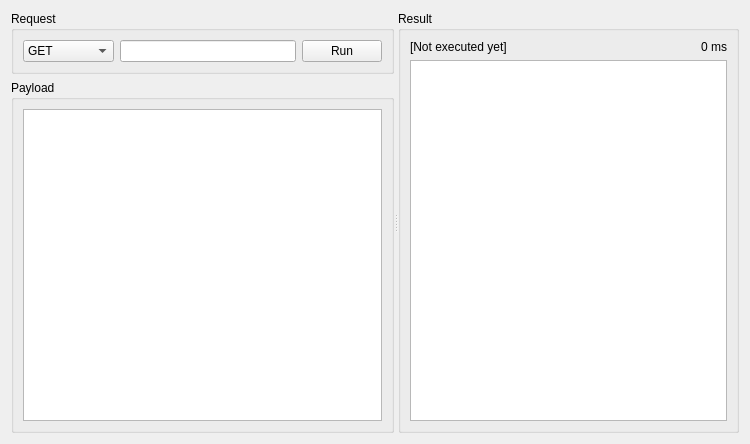
Old version of the form src/CRequestGUI.ui in the repository ArsMasiuk/bootsmann.
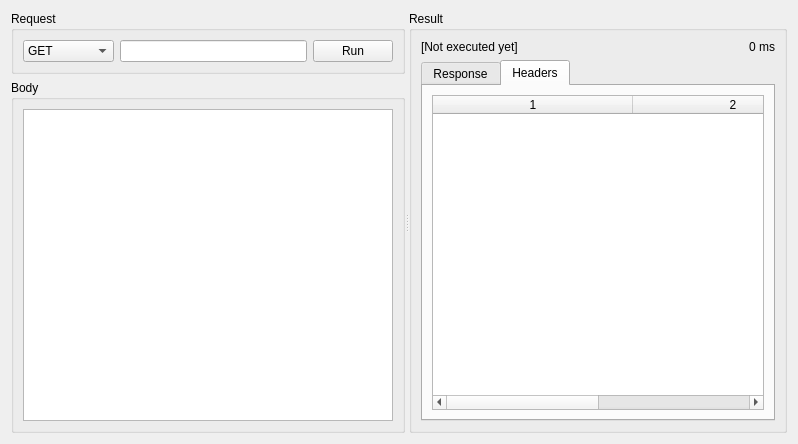
New version of the form.

Commit message: response headers output

The edit to the form file:
```diff
--- a/src/CRequestGUI.ui
+++ b/src/CRequestGUI.ui
@@ -6,7 +6,7 @@
    <rect>
     <x>0</x>
     <y>0</y>
-    <width>750</width>
+    <width>798</width>
     <height>444</height>
    </rect>
   </property>
@@ -23,12 +23,6 @@
       <layout class="QVBoxLayout" name="verticalLayout_3">
        <item>
         <widget class="QGroupBox" name="RequestGB">
-         <property name="sizePolicy">
-          <sizepolicy hsizetype="MinimumExpanding" vsizetype="Preferred">
-           <horstretch>1</horstretch>
-           <verstretch>0</verstretch>
-          </sizepolicy>
-         </property>
          <property name="title">
           <string>Request</string>
          </property>
@@ -112,14 +106,8 @@
        </item>
        <item>
         <widget class="QGroupBox" name="InputGB">
-         <property name="sizePolicy">
-          <sizepolicy hsizetype="MinimumExpanding" vsizetype="Preferred">
-           <horstretch>1</horstretch>
-           <verstretch>0</verstretch>
-          </sizepolicy>
-         </property>
          <property name="title">
-          <string>Payload</string>
+          <string>Body</string>
          </property>
          <layout class="QVBoxLayout" name="verticalLayout">
           <item>
@@ -169,7 +157,61 @@
         </layout>
        </item>
        <item>
-        <widget class="QPlainTextEdit" name="OutputText"/>
+        <widget class="QTabWidget" name="ResultTabs">
+         <property name="currentIndex">
+          <number>1</number>
+         </property>
+         <widget class="QWidget" name="ResponseTab">
+          <attribute name="title">
+           <string>Response</string>
+          </attribute>
+          <layout class="QVBoxLayout" name="verticalLayout_4">
+           <item>
+            <widget class="QPlainTextEdit" name="ResponseBody"/>
+           </item>
+          </layout>
+         </widget>
+         <widget class="QWidget" name="HeadersTab">
+          <attribute name="title">
+           <string>Headers</string>
+          </attribute>
+          <layout class="QVBoxLayout" name="verticalLayout_5">
+           <item>
+            <widget class="QTableWidget" name="ResponseHeaders">
+             <property name="editTriggers">
+              <set>QAbstractItemView::NoEditTriggers</set>
+             </property>
+             <property name="showDropIndicator" stdset="0">
+              <bool>false</bool>
+             </property>
+             <property name="dragDropOverwriteMode">
+              <bool>false</bool>
+             </property>
+             <property name="selectionMode">
+              <enum>QAbstractItemView::SingleSelection</enum>
+             </property>
+             <property name="selectionBehavior">
+              <enum>QAbstractItemView::SelectRows</enum>
+             </property>
+             <property name="columnCount">
+              <number>2</number>
+             </property>
+             <attribute name="horizontalHeaderCascadingSectionResizes">
+              <bool>true</bool>
+             </attribute>
+             <attribute name="horizontalHeaderDefaultSectionSize">
+              <number>200</number>
+             </attribute>
+             <attribute name="horizontalHeaderStretchLastSection">
+              <bool>true</bool>
+             </attribute>
+             <column/>
+             <column/>
+            </widget>
+           </item>
+          </layout>
+         </widget>
+        </widget>
        </item>
       </layout>
      </widget>
```
Left out of the diff: 2 changed lines with no effect on the pictures. The commit also changes 2 other files.
